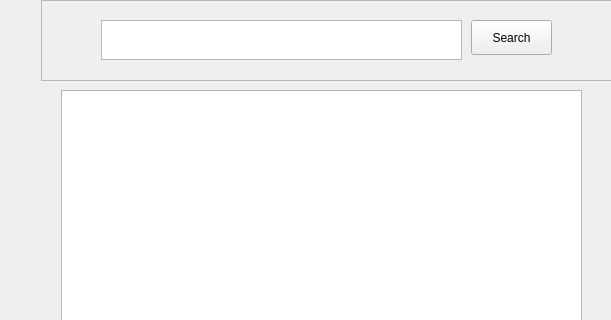
This is MelodiMix/melodimix.ui in SaiPha454/melodimix as Qt 5 draws it before an edit; both pictures show x 189 to 800 and y 0 to 320 of the 800 by 600 pixel window. The edited form follows.
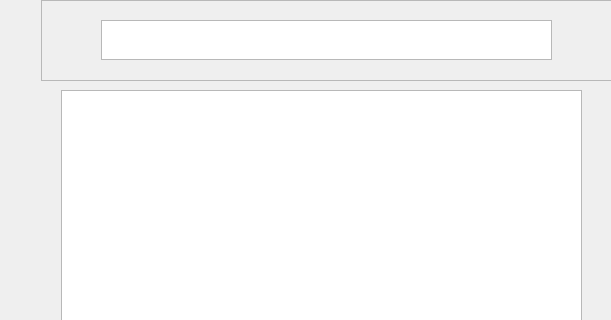
This is the edited form. Icons and pictures are not drawn.

Commit message: Added search feature:

What changed in the file:
```diff
--- a/MelodiMix/melodimix.ui
+++ b/MelodiMix/melodimix.ui
@@ -356,7 +356,7 @@
         <rect>
          <x>60</x>
          <y>20</y>
-         <width>361</width>
+         <width>451</width>
          <height>40</height>
         </rect>
        </property>
@@ -388,36 +388,6 @@
         <enum>Qt::ScrollBarAlwaysOff</enum>
        </property>
       </widget>
-      <widget class="QPushButton" name="pushButton">
-       <property name="geometry">
-        <rect>
-         <x>430</x>
-         <y>20</y>
-         <width>81</width>
-         <height>35</height>
-        </rect>
-       </property>
-       <property name="minimumSize">
-        <size>
-         <width>0</width>
-         <height>35</height>
-        </size>
-       </property>
-       <property name="maximumSize">
-        <size>
-         <width>16777215</width>
-         <height>35</height>
-        </size>
-       </property>
-       <property name="styleSheet">
-        <string notr="true">background-color:&quot;white&quot;;
-color:&quot;black&quot;;
-border-radius:&quot;15px&quot;</string>
-       </property>
-       <property name="text">
-        <string>Search</string>
-       </property>
-      </widget>
      </widget>
      <widget class="QListWidget" name="music_list">
       <property name="geometry">
```
Left out of the diff: 2 changed lines with no effect on the pictures. The commit also changes 22 other files.
